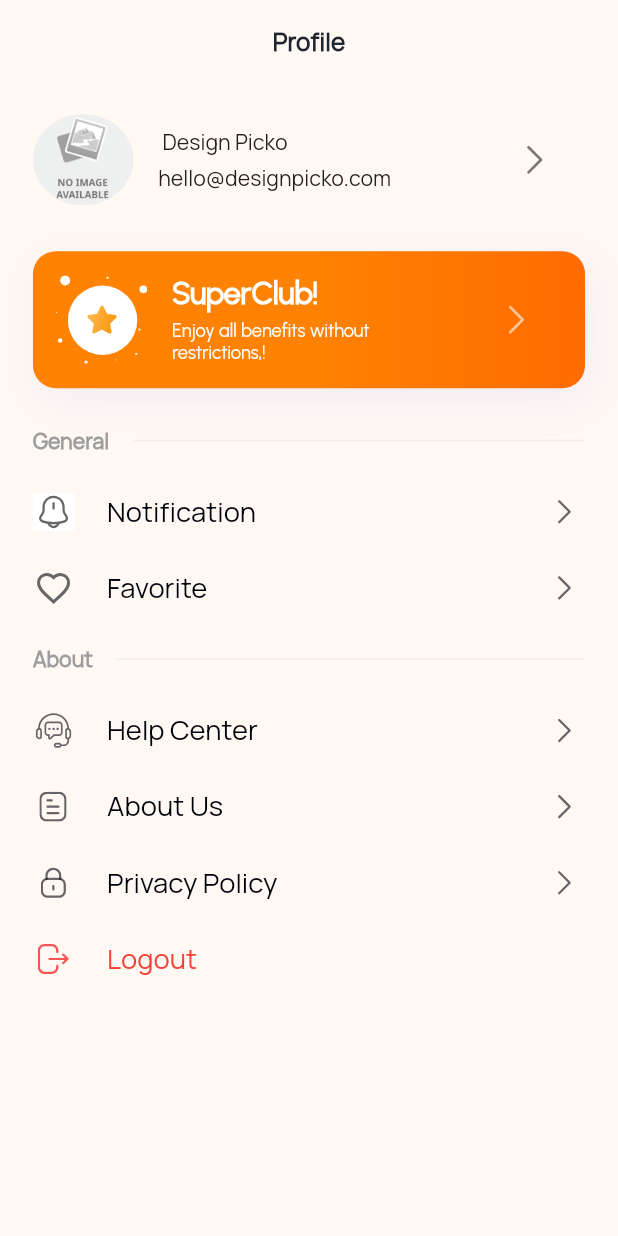
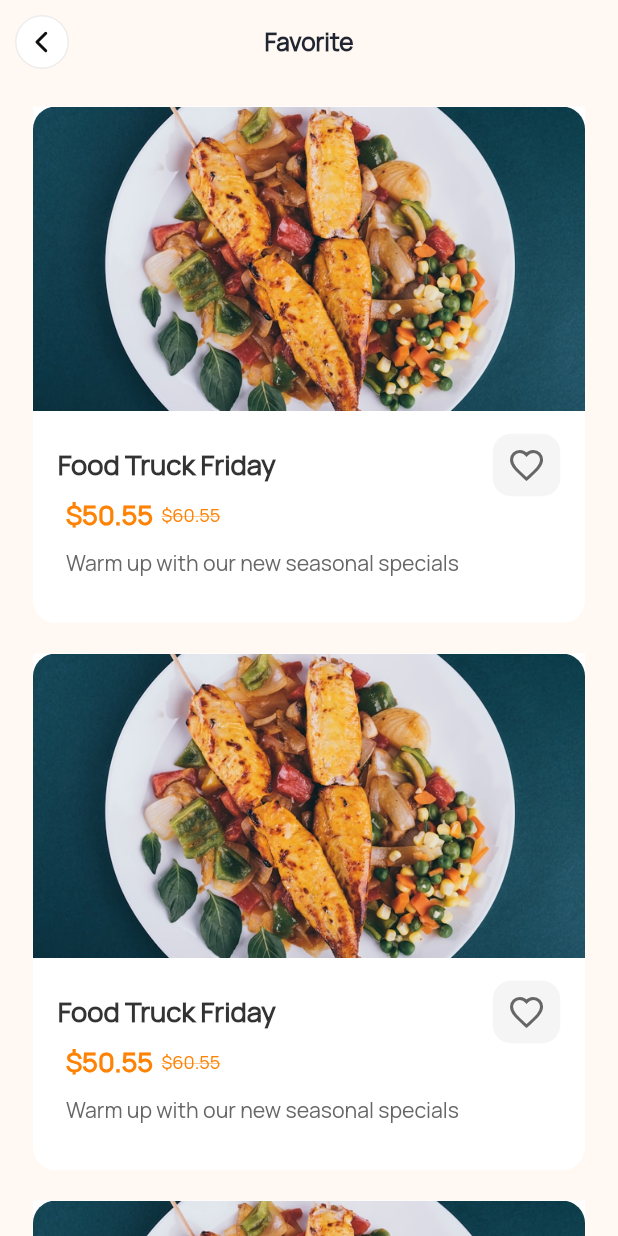
Before and after one commit to Webgenius0/dawgonvegans_app, a Flutter app: the ProfileScreen screen opened directly, after a tap on "Favorite", on a phone screen of 412 x 824 dp. Run offline on Flutter 3.47's test engine with Material 3 defaults, Android fonts, the phone set to English and light mode, and no system bars; drawn by our look-alikes of auto_animated, cached_network_image; our stand-ins replace carousel_slider, dio, flashy_tab_bar2, flutter_advanced_switch, flutter_screenutil, flutter_svg and 9 more; missing offline and left inert: dotlottie_loader, linear_progress_bar; accounts and stored records are empty; network calls fail; project files that could hold a hidden picture were left out.

Commit message:
favorite screen has done

```diff
--- /dev/null
+++ b/lib/features/favorite/presentation/favorite_screen.dart
@@ -0,0 +1,52 @@
+import 'package:dawgonvegans/common_widgets/custom_appbar.dart';
+import 'package:dawgonvegans/gen/assets.gen.dart';
+import 'package:flutter/material.dart';
+import 'package:flutter_screenutil/flutter_screenutil.dart';
+
+import '../widgets/favorite_list_widget.dart';
+
+class FavoriteScreen extends StatefulWidget {
+  const FavoriteScreen({super.key});
+
+  @override
+  State<FavoriteScreen> createState() => _FavoriteScreenState();
+}
+
+class _FavoriteScreenState extends State<FavoriteScreen>
+    with SingleTickerProviderStateMixin {
+  Set<int> isFavoriteList = {};
+
+  void toggleUpdateFavorite(int index) {
+    setState(() {
+      if (isFavoriteList.contains(index)) {
+        isFavoriteList.remove(index);
+      } else {
+        isFavoriteList.add(index);
+      }
+    });
+  }
+
+  @override
+  Widget build(BuildContext context) {
+    return Scaffold(
+      appBar: CustomAppBar(text: 'Favorite'),
+      body: ListView.builder(
+        itemCount: 10,
+        padding: EdgeInsets.zero,
+        itemBuilder:
+            (_, index) => Padding(
+              padding: EdgeInsets.symmetric(horizontal: 20.w, vertical: 10.h),
+              child: FavoriteListWidget(
+                image: Assets.images.food.path,
+                foodName: 'Food Truck Friday',
+                foodDescription: 'Warm up with our new seasonal specials',
+                foodAmount: '\$50.55',
+                foodLeaveAmount: '\$60.55',
+                isFavorite: isFavoriteList.contains(index),
+                onFavoriteToggle: () => toggleUpdateFavorite(index),
+              ),
+            ),
+      ),
+    );
+  }
+}
--- /dev/null
+++ b/lib/features/favorite/widgets/favorite_list_widget.dart
@@ -0,0 +1,133 @@
+import 'package:dawgonvegans/constants/text_font_style.dart';
+import 'package:dawgonvegans/helpers/ui_helpers.dart';
+import 'package:flutter/material.dart';
+import 'package:flutter_screenutil/flutter_screenutil.dart';
+import 'package:flutter_svg/svg.dart';
+
+import '../../../gen/assets.gen.dart';
+import '../../../gen/colors.gen.dart';
+
+class FavoriteListWidget extends StatelessWidget {
+  final String image;
+  final String foodName;
+  final String foodAmount;
+  final String foodLeaveAmount;
+  final String foodDescription;
+  final bool isFavorite;
+  final VoidCallback onFavoriteToggle;
+
+  const FavoriteListWidget({
+    super.key,
+    required this.image,
+    required this.foodName,
+    required this.foodDescription,
+    required this.isFavorite,
+    required this.foodLeaveAmount,
+    required this.onFavoriteToggle,
+    required this.foodAmount,
+  });
+
+  @override
+  Widget build(BuildContext context) {
+    return Container(
+      decoration: BoxDecoration(
+        color: AppColors.cFFFFFF,
+        borderRadius: BorderRadius.only(
+          bottomLeft: Radius.circular(15.r),
+          bottomRight: Radius.circular(15.r),
+        ),
+      ),
+
+      child: Column(
+        crossAxisAlignment: CrossAxisAlignment.start,
+        children: [
+          // Image assets
+          ClipRRect(
+            borderRadius: BorderRadius.only(
+              topLeft: Radius.circular(15.r),
+              topRight: Radius.circular(15.r),
+            ),
+            child: Image.asset(
+              image,
+              width: 1.sw,
+              height: 200.h,
+              fit: BoxFit.cover,
+            ),
+          ),
+
+          UIHelper.verticalSpace(15.h),
+
+          Padding(
+            padding: EdgeInsets.symmetric(horizontal: 15.w),
+            child: Row(
+              mainAxisAlignment: MainAxisAlignment.spaceBetween,
+              children: [
+                // Food Name
+                Text(
+                  foodName,
+                  style: TextFontStyle.textStyle18c333333ManropeW700,
+                ),
+
+                // Favorite Icon
+                InkWell(
+                  onTap: onFavoriteToggle,
+                  child: Container(
+                    padding: EdgeInsets.symmetric(
+                      vertical: 8.h,
+                      horizontal: 8.w,
+                    ),
+                    decoration: BoxDecoration(
+                      borderRadius: BorderRadius.circular(12.r),
+                      color: AppColors.cF5F5F5,
+                    ),
+                    child: SvgPicture.asset(
+                      Assets.icons.love,
+                      width: 25.w,
+                      height: 25.h,
+                      fit: BoxFit.none,
+                      colorFilter: ColorFilter.mode(
+                        isFavorite ? AppColors.cFF0000 : AppColors.c666666,
+                        BlendMode.srcIn,
+                      ),
+                    ),
+                  ),
+                ),
+              ],
+            ),
+          ),
+
+          // Food Amount || Foood Leave Amount
+          Row(
+            children: [
+              Padding(
+                padding: EdgeInsets.only(left: 20.w, right: 5.w),
+                child: Text(
+                  foodAmount,
+                  style: TextFontStyle.textStyle18cFE8204ManropeW700,
+                ),
+              ),
+
+              Text(
+                foodLeaveAmount,
+                style: TextFontStyle.textStyle12cFE8204ManropeW500.copyWith(
+                  decoration: TextDecoration.lineThrough,
+                ),
+              ),
+            ],
+          ),
+
+          // Food Description
+          Padding(
+            padding: EdgeInsets.symmetric(horizontal: 20.w, vertical: 10.h),
+            child: Text(
+              foodDescription,
+              style: TextFontStyle.textStyle14c666666ManropeW400,
+            ),
+          ),
+
+          UIHelper.verticalSpace(20.h),
+        ],
+      ),
+    );
+  }
+}
--- a/lib/features/profile/presentation/profile_screen.dart
+++ b/lib/features/profile/presentation/profile_screen.dart
@@ -149,7 +149,10 @@ class _ProfileScreenState extends State<ProfileScreen> {
             ProfileTileWidget(
               icon: Assets.icons.profileFavorite,
               titleName: 'Favorite',
-              onTap: () {},
+              onTap: () {
+  NavigationService.navigateTo(Routes.favoriteScreen);
+
+              },
             ),
 
             Row(
--- a/lib/helpers/all_routes.dart
+++ b/lib/helpers/all_routes.dart
@@ -11,6 +11,7 @@ import '../features/auth/register/register_screen.dart';
 import '../features/auth/reset_password/reset_password_screen.dart';
 import '../features/community_chat/presentation/community_chat_screen.dart';
 import '../features/edit_profile/edit_profile_screen.dart';
+import '../features/favorite/presentation/favorite_screen.dart';
 import '../features/help_center/presentation/help_center_screen.dart';
 import '../features/payment_method/payment_method_screen.dart';
 import '../features/privacy_policy/privacy_policy_screen.dart';
@@ -39,6 +40,7 @@ final class Routes {
   static const String privacyPolicyScreen = '/privacyPolicyScreen';
   static const String communityChatScreen = '/communityChatScreen';
   static const String productDetailsScreen = '/productDetailsScreen';
+  static const String favoriteScreen = '/favoriteScreen';
 }
 
 final class RouteGenerator {
@@ -150,6 +152,13 @@ final class RouteGenerator {
               settings: settings,
             )
             : CupertinoPageRoute(builder: (context) => ProductDetailsScreen());
+      case Routes.favoriteScreen:
+        return Platform.isAndroid
+            ? _FadedTransitionRoute(
+              widget: FavoriteScreen(),
+              settings: settings,
+            )
+            : CupertinoPageRoute(builder: (context) => FavoriteScreen());
 
       default:
         return null;
--- a/lib/main.dart
+++ b/lib/main.dart
@@ -1,4 +1,5 @@
 import 'package:auto_animated/auto_animated.dart';
+import 'package:dawgonvegans/loading_screen.dart';
 import 'package:flutter/material.dart';
 import 'package:flutter_screenutil/flutter_screenutil.dart';
 import 'package:get/get.dart';
@@ -6,7 +7,6 @@ import 'package:get_storage/get_storage.dart';
 import 'package:provider/provider.dart';
 
 import 'constants/custome_theme.dart';
-import 'features/community_chat/presentation/community_chat_screen.dart';
 import 'gen/colors.gen.dart';
 import 'helpers/all_routes.dart';
 import 'helpers/di.dart';
@@ -91,7 +91,7 @@ class UtillScreenMobile extends StatelessWidget {
 
             onGenerateRoute: RouteGenerator.generateRoute,
 
-            home: CommunityChatScreen(),
+            home: Loading(),
           ),
         );
       },
```
